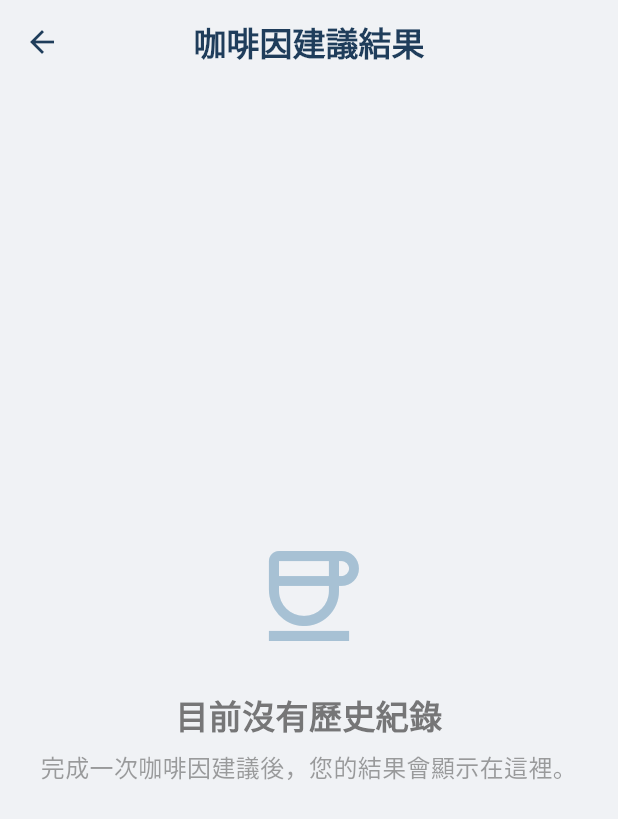
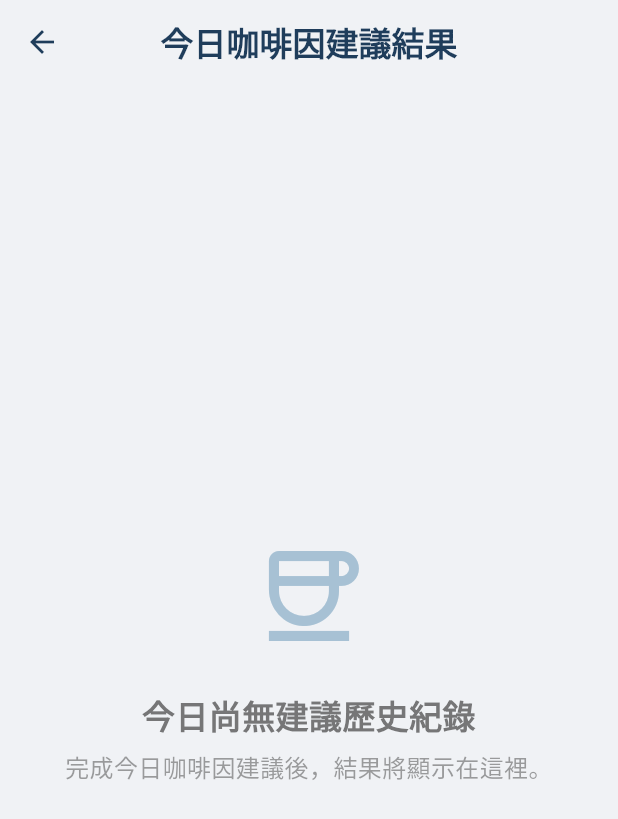
Before and after one commit to ABCDEFGHIJenny/wakemate_flutter, a Flutter app: the CaffeineHistoryPage screen opened directly with empty values, on a phone screen of 412 x 824 dp. Shown: the top 819 px of the screen. Run offline on Flutter 3.47's test engine with Material 3 defaults, Android fonts, the phone set to English and light mode, and no system bars; our stand-ins replace shared_preferences, table_calendar; accounts and stored records are empty.

Commit message:
只可以看當天紀錄

```diff
--- a/lib/screens/CaffeineHistory.dart
+++ b/lib/screens/CaffeineHistory.dart
@@ -19,15 +19,50 @@ class CaffeineHistoryPage extends StatelessWidget {
   final Color _cardColor = Colors.white; // 卡片白色背景
   final Color _textColor = const Color(0xFF424242); // 深灰色文字
 
+  // --- 新增的過濾方法 ---
+  List<dynamic> _filterTodayData() {
+    if (recommendationData.isEmpty) {
+      return [];
+    }
+
+    // 取得今天的日期，並將時間部分設為午夜 00:00:00
+    final now = DateTime.now().toLocal();
+    final today = DateTime(now.year, now.month, now.day);
+
+    return recommendationData.where((item) {
+      final String recommendedTimingStr =
+          item['recommended_caffeine_intake_timing'] ?? '';
+
+      try {
+        // 將 UTC 時間字串解析為 DateTime
+        final utcDateTime = DateTime.parse(recommendedTimingStr);
+        // 轉換為本地時間
+        final localDateTime = utcDateTime.toLocal();
+
+        // 檢查該紀錄的時間是否在今天或之後
+        // (因為 `recommendationData` 似乎是以日期時間順序排列，
+        // 這裡只需檢查它是否在今天的午夜 00:00:00 之後)
+        return localDateTime.isAfter(today);
+      } catch (e) {
+        // 解析失敗的數據一律不顯示
+        return false;
+      }
+    }).toList();
+  }
+  // --- 新增的過濾方法結束 ---
+
   @override
   Widget build(BuildContext context) {
-    bool hasHistory = recommendationData.isNotEmpty;
+    // 過濾出今天的歷史紀錄
+    final todayHistory = _filterTodayData();
+    bool hasHistory = todayHistory.isNotEmpty;
 
     return Scaffold(
       backgroundColor: _backgroundColor,
       appBar: AppBar(
+        // 將標題改為「今日咖啡因建議結果」以反映過濾後的內容
         title: Text(
-          "咖啡因建議結果",
+          "今日咖啡因建議結果",
           style: TextStyle(color: _primaryColor, fontWeight: FontWeight.bold),
         ),
         centerTitle: true,
@@ -36,6 +71,7 @@ class CaffeineHistoryPage extends StatelessWidget {
         leading: IconButton(
           icon: Icon(Icons.arrow_back, color: _primaryColor),
           onPressed: () {
+            // 確保返回到 HomePage
             Navigator.pushAndRemoveUntil(
               context,
               MaterialPageRoute(builder: (context) => HomePage(userId: userId)),
@@ -48,9 +84,10 @@ class CaffeineHistoryPage extends StatelessWidget {
           hasHistory
               ? ListView.builder(
                 padding: const EdgeInsets.all(16.0),
-                itemCount: recommendationData.length,
+                // *** 使用過濾後的 todayHistory ***
+                itemCount: todayHistory.length,
                 itemBuilder: (context, index) {
-                  final item = recommendationData[index];
+                  final item = todayHistory[index];
 
                   final String recommendedTimingStr =
                       item['recommended_caffeine_intake_timing'] ?? 'N/A';
@@ -60,6 +97,7 @@ class CaffeineHistoryPage extends StatelessWidget {
                   String formattedTime;
                   try {
                     final utcDateTime = DateTime.parse(recommendedTimingStr);
+                    // 轉換為本地時間，並顯示月/日 時:分
                     final localDateTime = utcDateTime.toLocal();
                     formattedTime = DateFormat(
                       'MM/dd HH:mm',
@@ -143,7 +181,7 @@ class CaffeineHistoryPage extends StatelessWidget {
                       ),
                       const SizedBox(height: 24),
                       Text(
-                        "目前沒有歷史紀錄",
+                        "今日尚無建議歷史紀錄", // 變更提示文字
                         style: TextStyle(
                           fontSize: 22,
                           fontWeight: FontWeight.bold,
@@ -153,7 +191,7 @@ class CaffeineHistoryPage extends StatelessWidget {
                       ),
                       const SizedBox(height: 8),
                       Text(
-                        "完成一次咖啡因建議後，您的結果會顯示在這裡。",
+                        "完成今日咖啡因建議後，結果將顯示在這裡。", // 變更提示文字
                         style: TextStyle(
                           fontSize: 16,
                           color: _textColor.withOpacity(0.5),
--- a/pubspec.yaml
+++ b/pubspec.yaml
@@ -35,6 +35,7 @@ dependencies:
   supabase_flutter: 2.9.0
   table_calendar: ^3.0.9
   http: ^0.13.6
+
 
 
   # The following adds the Cupertino Icons font to your application.
```
